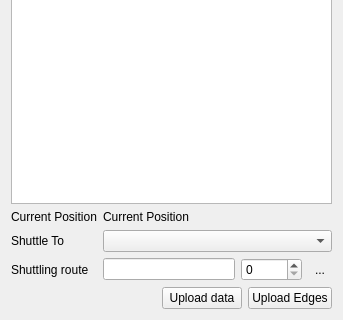
MonroeQuantumNetworks/IonControl, file ui/VoltageAdjust.ui: the form before one commit; both pictures show x 0 to 343 and y 161 to 481 of the 343 by 481 pixel window.
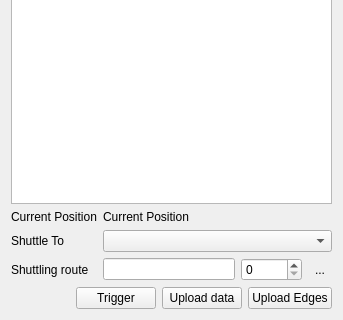
The form after the commit. Icons and pictures are not drawn. Custom widgets are drawn as their Qt base class.

Commit message: add soft trigger to shuttling

```diff
--- a/ui/VoltageAdjust.ui
+++ b/ui/VoltageAdjust.ui
@@ -123,6 +123,13 @@
        </property>
       </spacer>
      </item>
+     <item>
+      <widget class="QPushButton" name="triggerButton">
+       <property name="text">
+        <string>Trigger</string>
+       </property>
+      </widget>
+     </item>
      <item>
       <widget class="QPushButton" name="uploadDataButton">
        <property name="text">
```
The commit also changes 4 other files.
